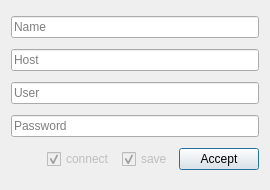
Old version of the form ui/hostconfig.ui in the repository devqore/myrdp.
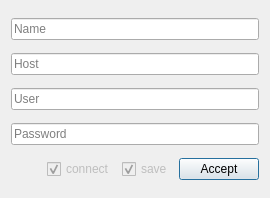
New version of the form.

Diff of the .ui file:
```diff
--- a/ui/hostconfig.ui
+++ b/ui/hostconfig.ui
@@ -7,7 +7,7 @@
     <x>0</x>
     <y>0</y>
     <width>270</width>
-    <height>190</height>
+    <height>198</height>
    </rect>
   </property>
   <property name="windowTitle">
@@ -40,6 +40,9 @@
    </item>
    <item>
     <widget class="QLineEdit" name="password">
+     <property name="echoMode">
+      <enum>QLineEdit::Password</enum>
+     </property>
      <property name="placeholderText">
       <string>Password</string>
      </property>
```
